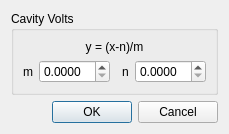
Before: the Qt Designer form widgets/ui/FacadeAdjustments.ui in srgblnch/FastDataLoggerGUI, drawn with Qt 5.
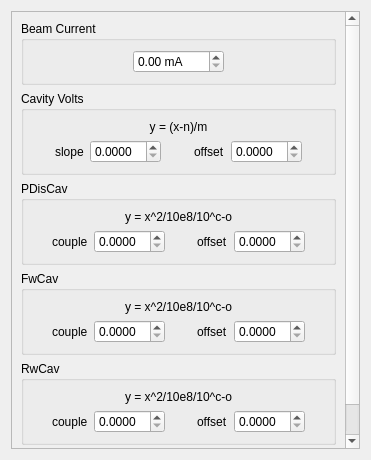
After: the same form once the commit is applied. Custom widgets are drawn as their Qt base class.

Commit message: new signal processor class to do the calculations between what has been received from the file and the parameters from the facade. Add facade's suport for couple & offset. Introduce a unique point to configure the key words for signal names. Distinguish between signals comming from the file, to the ones that uses facade'a attributes and other with more complicated formulas to evaluate. Add more field in the facadeAdjustments with the newer parameters

What changed in the file:
```diff
--- a/widgets/ui/FacadeAdjustments.ui
+++ b/widgets/ui/FacadeAdjustments.ui
@@ -6,15 +6,266 @@
    <rect>
     <x>0</x>
     <y>0</y>
-    <width>225</width>
-    <height>113</height>
+    <width>371</width>
+    <height>460</height>
    </rect>
   </property>
   <property name="windowTitle">
    <string>Form</string>
   </property>
+  <layout class="QGridLayout" name="gridLayout_4">
+   <item row="0" column="0">
+    <widget class="QScrollArea" name="scrollArea">
+     <property name="widgetResizable">
+      <bool>true</bool>
+     </property>
+     <widget class="QWidget" name="scrollAreaWidgetContents">
+      <property name="geometry">
+       <rect>
+        <x>0</x>
+        <y>0</y>
+        <width>357</width>
+        <height>446</height>
+       </rect>
+      </property>
   <layout class="QGridLayout" name="gridLayout">
    <item row="0" column="0">
+        <widget class="QGroupBox" name="beamCurrent">
+         <property name="title">
+          <string>Beam Current</string>
+         </property>
+         <layout class="QGridLayout" name="gridLayout_3">
+          <item row="0" column="0">
+           <spacer name="beamCurrentLeftSpacer">
+            <property name="orientation">
+             <enum>Qt::Horizontal</enum>
+            </property>
+            <property name="sizeHint" stdset="0">
+             <size>
+              <width>40</width>
+              <height>20</height>
+             </size>
+            </property>
+           </spacer>
+          </item>
+          <item row="0" column="1">
+           <widget class="QDoubleSpinBox" name="beamCurrentValue">
+            <property name="suffix">
+             <string> mA</string>
+            </property>
+            <property name="maximum">
+             <double>1000.000000000000000</double>
+            </property>
+           </widget>
+          </item>
+          <item row="0" column="2">
+           <spacer name="beamCurrentRightSpacer">
+            <property name="orientation">
+             <enum>Qt::Horizontal</enum>
+            </property>
+            <property name="sizeHint" stdset="0">
+             <size>
+              <width>40</width>
+              <height>20</height>
+             </size>
+            </property>
+           </spacer>
+          </item>
+         </layout>
+        </widget>
+       </item>
+       <item row="5" column="0">
+        <widget class="QDialogButtonBox" name="buttonBox">
+         <property name="standardButtons">
+          <set>QDialogButtonBox::Cancel|QDialogButtonBox::Ok</set>
+         </property>
+        </widget>
+       </item>
+       <item row="2" column="0">
+        <widget class="QGroupBox" name="PDIsCav">
+         <property name="title">
+          <string>PDisCav</string>
+         </property>
+         <layout class="QGridLayout" name="gridLayout_5">
+          <item row="1" column="4">
+           <widget class="QLabel" name="PDIsCavOLabel">
+            <property name="text">
+             <string>offset</string>
+            </property>
+           </widget>
+          </item>
+          <item row="1" column="6">
+           <spacer name="PDIsCavRightSpacer">
+            <property name="orientation">
+             <enum>Qt::Horizontal</enum>
+            </property>
+            <property name="sizeHint" stdset="0">
+             <size>
+              <width>21</width>
+              <height>20</height>
+             </size>
+            </property>
+           </spacer>
+          </item>
+          <item row="1" column="1">
+           <widget class="QLabel" name="PDIsCavCLabel">
+            <property name="text">
+             <string>couple</string>
+            </property>
+           </widget>
+          </item>
+          <item row="1" column="2">
+           <widget class="QDoubleSpinBox" name="PDIsCavCValue">
+            <property name="decimals">
+             <number>4</number>
+            </property>
+            <property name="singleStep">
+             <double>0.000100000000000</double>
+            </property>
+           </widget>
+          </item>
+          <item row="1" column="5">
+           <widget class="QDoubleSpinBox" name="PDIsCavOValue">
+            <property name="decimals">
+             <number>4</number>
+            </property>
+            <property name="singleStep">
+             <double>0.000100000000000</double>
+            </property>
+           </widget>
+          </item>
+          <item row="1" column="0">
+           <spacer name="PDIsCavLeftSpacer">
+            <property name="orientation">
+             <enum>Qt::Horizontal</enum>
+            </property>
+            <property name="sizeHint" stdset="0">
+             <size>
+              <width>21</width>
+              <height>20</height>
+             </size>
+            </property>
+           </spacer>
+          </item>
+          <item row="1" column="3">
+           <spacer name="PDIsCavCentralSpacer">
+            <property name="orientation">
+             <enum>Qt::Horizontal</enum>
+            </property>
+            <property name="sizeHint" stdset="0">
+             <size>
+              <width>22</width>
+              <height>20</height>
+             </size>
+            </property>
+           </spacer>
+          </item>
+          <item row="0" column="1" colspan="5">
+           <widget class="QLabel" name="PDIsCavFormula">
+            <property name="text">
+             <string>y = x^2/10e8/10^c-o</string>
+            </property>
+            <property name="alignment">
+             <set>Qt::AlignCenter</set>
+            </property>
+           </widget>
+          </item>
+         </layout>
+        </widget>
+       </item>
+       <item row="3" column="0">
+        <widget class="QGroupBox" name="FwCav">
+         <property name="title">
+          <string>FwCav</string>
+         </property>
+         <layout class="QGridLayout" name="gridLayout_6">
+          <item row="1" column="4">
+           <widget class="QLabel" name="FwCavOLabel">
+            <property name="text">
+             <string>offset</string>
+            </property>
+           </widget>
+          </item>
+          <item row="1" column="0">
+           <spacer name="FwCavLeftSpacer">
+            <property name="orientation">
+             <enum>Qt::Horizontal</enum>
+            </property>
+            <property name="sizeHint" stdset="0">
+             <size>
+              <width>21</width>
+              <height>20</height>
+             </size>
+            </property>
+           </spacer>
+          </item>
+          <item row="1" column="1">
+           <widget class="QLabel" name="FwCavCLabel">
+            <property name="text">
+             <string>couple</string>
+            </property>
+           </widget>
+          </item>
+          <item row="1" column="6">
+           <spacer name="FwCavRightSpacer">
+            <property name="orientation">
+             <enum>Qt::Horizontal</enum>
+            </property>
+            <property name="sizeHint" stdset="0">
+             <size>
+              <width>21</width>
+              <height>20</height>
+             </size>
+            </property>
+           </spacer>
+          </item>
+          <item row="1" column="5">
+           <widget class="QDoubleSpinBox" name="FwCavOValue">
+            <property name="decimals">
+             <number>4</number>
+            </property>
+            <property name="singleStep">
+             <double>0.000100000000000</double>
+            </property>
+           </widget>
+          </item>
+          <item row="1" column="2">
+           <widget class="QDoubleSpinBox" name="FwCavCValue">
+            <property name="decimals">
+             <number>4</number>
+            </property>
+            <property name="singleStep">
+             <double>0.000100000000000</double>
+            </property>
+           </widget>
+          </item>
+          <item row="1" column="3">
+           <spacer name="FwCavCentralSpacer">
+            <property name="orientation">
+             <enum>Qt::Horizontal</enum>
+            </property>
+            <property name="sizeHint" stdset="0">
+             <size>
+              <width>22</width>
+              <height>20</height>
+             </size>
+            </property>
+           </spacer>
+          </item>
+          <item row="0" column="1" colspan="5">
+           <widget class="QLabel" name="FwCavFormula">
+            <property name="text">
+             <string>y = x^2/10e8/10^c-o</string>
+            </property>
+            <property name="alignment">
+             <set>Qt::AlignCenter</set>
+            </property>
+           </widget>
+          </item>
+         </layout>
+        </widget>
+       </item>
+       <item row="1" column="0">
     <widget class="QGroupBox" name="cavityVolts">
      <property name="title">
       <string>Cavity Volts</string>
@@ -69,14 +320,14 @@
       <item row="1" column="4">
        <widget class="QLabel" name="cavityVoltsNLabel">
         <property name="text">
-         <string>n</string>
+             <string>offset</string>
         </property>
        </widget>
       </item>
       <item row="1" column="1">
        <widget class="QLabel" name="cavityVoltsMLabel">
         <property name="text">
-         <string>m</string>
+             <string>slope</string>
         </property>
        </widget>
       </item>
@@ -106,11 +357,100 @@
      </layout>
     </widget>
    </item>
+       <item row="4" column="0">
+        <widget class="QGroupBox" name="RvCav">
+         <property name="title">
+          <string>RwCav</string>
+         </property>
+         <layout class="QGridLayout" name="gridLayout_7">
+          <item row="1" column="3">
+           <spacer name="RvCavCentralSpacer">
+            <property name="orientation">
+             <enum>Qt::Horizontal</enum>
+            </property>
+            <property name="sizeHint" stdset="0">
+             <size>
+              <width>22</width>
+              <height>20</height>
+             </size>
+            </property>
+           </spacer>
+          </item>
+          <item row="1" column="1">
+           <widget class="QLabel" name="RvCavCLabel">
+            <property name="text">
+             <string>couple</string>
+            </property>
+           </widget>
+          </item>
+          <item row="1" column="2">
+           <widget class="QDoubleSpinBox" name="RvCavCValue">
+            <property name="decimals">
+             <number>4</number>
+            </property>
+            <property name="singleStep">
+             <double>0.000100000000000</double>
+            </property>
+           </widget>
+          </item>
    <item row="1" column="0">
-    <widget class="QDialogButtonBox" name="buttonBox">
-     <property name="standardButtons">
-      <set>QDialogButtonBox::Cancel|QDialogButtonBox::Ok</set>
-     </property>
+           <spacer name="RvCavLeftSpacer">
+            <property name="orientation">
+             <enum>Qt::Horizontal</enum>
+            </property>
+            <property name="sizeHint" stdset="0">
+             <size>
+              <width>21</width>
+              <height>20</height>
+             </size>
+            </property>
+           </spacer>
+          </item>
+          <item row="1" column="4">
+           <widget class="QLabel" name="RvCavOLabel">
+            <property name="text">
+             <string>offset</string>
+            </property>
+           </widget>
+          </item>
+          <item row="1" column="6">
+           <spacer name="RvCavRightSpacer">
+            <property name="orientation">
+             <enum>Qt::Horizontal</enum>
+            </property>
+            <property name="sizeHint" stdset="0">
+             <size>
+              <width>21</width>
+              <height>20</height>
+             </size>
+            </property>
+           </spacer>
+          </item>
+          <item row="1" column="5">
+           <widget class="QDoubleSpinBox" name="RvCavOValue">
+            <property name="decimals">
+             <number>4</number>
+            </property>
+            <property name="singleStep">
+             <double>0.000100000000000</double>
+            </property>
+           </widget>
+          </item>
+          <item row="0" column="1" colspan="5">
+           <widget class="QLabel" name="RvCavFormula">
+            <property name="text">
+             <string>y = x^2/10e8/10^c-o</string>
+            </property>
+            <property name="alignment">
+             <set>Qt::AlignCenter</set>
+            </property>
+           </widget>
+          </item>
+         </layout>
+        </widget>
+       </item>
+      </layout>
+     </widget>
     </widget>
    </item>
   </layout>
```
Left out of the diff: 6 changed lines with no effect on the pictures. Lines whose indentation alone changed are shown as unchanged. The commit also changes 3 other files.
